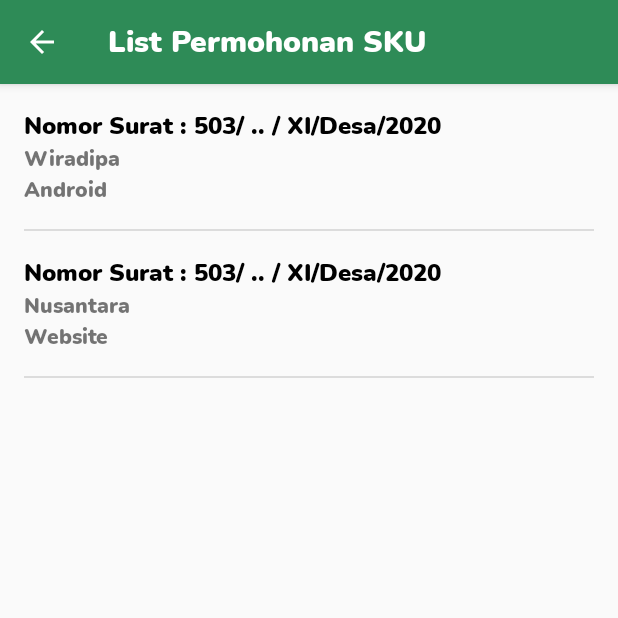
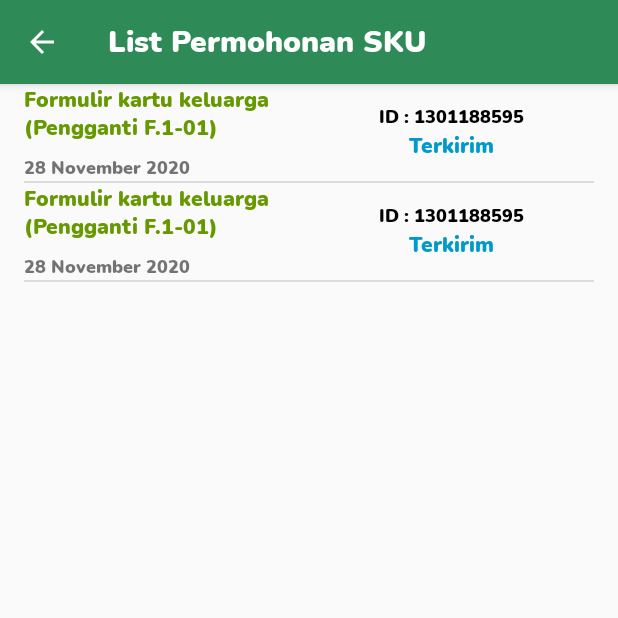
Before and after one commit to andhikaeffendy/Kadesa, an Android app: the PermohonanSkuActivity screen opened directly, with no data from a screen before it, on a phone screen of 412 x 824 dp, the top half of it. Run offline under Robolectric (Android 15) with nearby library versions, the phone set to English and light mode, and no system bars.

Commit message:
detail sku update new

```diff
--- a/app/src/main/java/com/example/kadesa/PermohonanSkuActivity.java
+++ b/app/src/main/java/com/example/kadesa/PermohonanSkuActivity.java
@@ -31,8 +31,8 @@ public class PermohonanSkuActivity extends AppCompatActivity {
         listView = findViewById(R.id.listview);
 
         permohonanSkuAdapter = new PermohonanSkuAdapter(this, permohonanSkuArrayList);
-        permohonanSkuArrayList.add(new PermohonanSku("Nomor Surat : 503/ .. / XI/Desa/2020", "Wiradipa", "Android"));
-        permohonanSkuArrayList.add(new PermohonanSku("Nomor Surat : 503/ .. / XI/Desa/2020", "Nusantara", "Website"));
+        permohonanSkuArrayList.add(new PermohonanSku("Formulir kartu keluarga (Pengganti F.1-01)", "28 November 2020", "ID : 1301188595", "Terkirim"));
+        permohonanSkuArrayList.add(new PermohonanSku("Formulir kartu keluarga (Pengganti F.1-01)", "28 November 2020", "ID : 1301188595", "Terkirim"));
 
         listView.setAdapter(permohonanSkuAdapter);
         listView.setOnItemClickListener(new AdapterView.OnItemClickListener() {
--- a/app/src/main/java/com/example/kadesa/helper/adapter/PermohonanSkuAdapter.java
+++ b/app/src/main/java/com/example/kadesa/helper/adapter/PermohonanSkuAdapter.java
@@ -28,13 +28,15 @@ public class PermohonanSkuAdapter extends ArrayAdapter<PermohonanSku> {
             convertView = LayoutInflater.from(getContext()).inflate(R.layout.activity_permohonan_sku, parent,false);
 
         PermohonanSku current = getItem(position);
-        TextView nomorSurat = (TextView) convertView.findViewById(R.id.tv_nomorSurat);
-        TextView namaPerusahaan = (TextView) convertView.findViewById(R.id.tv_namaPerusahaan);
-        TextView bidangUsaha = (TextView) convertView.findViewById(R.id.tv_bidangUsaha);
+        TextView formulirKK = (TextView) convertView.findViewById(R.id.tv_formulirKartuKeluarga);
+        TextView tanggal = (TextView) convertView.findViewById(R.id.tv_tanggal);
+        TextView idSurat = (TextView) convertView.findViewById(R.id.tv_idSurat);
+        TextView status = (TextView) convertView.findViewById(R.id.tv_statusSurat);
 
-        nomorSurat.setText(current.getmNomorSurat());
-        namaPerusahaan.setText(current.getmNamaPerusahaan());
-        bidangUsaha.setText(current.getmBidangUsaha());
+        formulirKK.setText(current.getmFormulirKK());
+        tanggal.setText(current.getmTanggal());
+        idSurat.setText(current.getmIdSurat());
+        status.setText(current.getmStatus());
 
         return convertView;
     }
--- a/app/src/main/java/com/example/kadesa/model/PermohonanSku.java
+++ b/app/src/main/java/com/example/kadesa/model/PermohonanSku.java
@@ -2,35 +2,44 @@ package com.example.kadesa.model;
 
 public class PermohonanSku {
 
-    String mNomorSurat, mNamaPerusahaan, mBidangUsaha;
+    String mFormulirKK, mTanggal, mIdSurat, mStatus;
 
-    public PermohonanSku(String mNomorSurat, String mNamaPerusahaan, String mBidangUsaha) {
-        this.mNomorSurat = mNomorSurat;
-        this.mNamaPerusahaan = mNamaPerusahaan;
-        this.mBidangUsaha = mBidangUsaha;
+    public PermohonanSku(String mFormulirKK, String mTanggal, String mIdSurat, String mStatus) {
+        this.mFormulirKK = mFormulirKK;
+        this.mTanggal = mTanggal;
+        this.mIdSurat = mIdSurat;
+        this.mStatus = mStatus;
     }
 
-    public String getmNomorSurat() {
-        return mNomorSurat;
+    public String getmFormulirKK() {
+        return mFormulirKK;
     }
 
-    public void setmNomorSurat(String mNomorSurat) {
-        this.mNomorSurat = mNomorSurat;
+    public void setmFormulirKK(String mFormulirKK) {
+        this.mFormulirKK = mFormulirKK;
     }
 
-    public String getmNamaPerusahaan() {
-        return mNamaPerusahaan;
+    public String getmTanggal() {
+        return mTanggal;
     }
 
-    public void setmNamaPerusahaan(String mNamaPerusahaan) {
-        this.mNamaPerusahaan = mNamaPerusahaan;
+    public void setmTanggal(String mTanggal) {
+        this.mTanggal = mTanggal;
     }
 
-    public String getmBidangUsaha() {
-        return mBidangUsaha;
+    public String getmIdSurat() {
+        return mIdSurat;
     }
 
-    public void setmBidangUsaha(String mBidangUsaha) {
-        this.mBidangUsaha = mBidangUsaha;
+    public void setmIdSurat(String mIdSurat) {
+        this.mIdSurat = mIdSurat;
+    }
+
+    public String getmStatus() {
+        return mStatus;
+    }
+
+    public void setmStatus(String mStatus) {
+        this.mStatus = mStatus;
     }
 }
--- a/app/src/main/res/layout/activity_permohonan_sku.xml
+++ b/app/src/main/res/layout/activity_permohonan_sku.xml
@@ -3,35 +3,61 @@
     xmlns:app="http://schemas.android.com/apk/res-auto"
     xmlns:tools="http://schemas.android.com/tools"
     android:layout_width="match_parent"
-    android:layout_height="match_parent"
-    android:orientation="vertical"
+    android:layout_height="wrap_content"
+    android:orientation="horizontal"
     android:layout_marginLeft="16dp"
     android:layout_marginRight="16dp"
     tools:context=".PermohonanSkuActivity">
 
-    <TextView
-        android:id="@+id/tv_nomorSurat"
+    <LinearLayout
         android:layout_width="match_parent"
         android:layout_height="wrap_content"
-        android:text="Nomor Surat : 503/ .. / XI/Desa/2020"
-        android:textSize="16sp"
-        android:textStyle="bold"
-        android:textColor="@android:color/black"
-        android:layout_marginTop="16dp"/>
+        android:orientation="vertical"
+        android:layout_weight="1">
 
         <TextView
-        android:id="@+id/tv_namaPerusahaan"
+            android:id="@+id/tv_formulirKartuKeluarga"
             android:layout_width="match_parent"
             android:layout_height="wrap_content"
+            android:text="@string/formulir"
             android:textSize="14sp"
-        android:text="Toko Mas Barokah"/>
+            android:textColor="@android:color/holo_green_dark"/>
 
         <TextView
-        android:id="@+id/tv_bidangUsaha"
+            android:id="@+id/tv_tanggal"
             android:layout_width="match_parent"
             android:layout_height="wrap_content"
-        android:textSize="14sp"
-        android:text="Jual Beli Perhiasan"
-        android:layout_marginBottom="16dp"/>
+            android:text="28 November 2020"
+            android:textSize="12sp"
+            android:layout_marginTop="8dp"/>
 
     </LinearLayout>
+
+    <LinearLayout
+        android:layout_width="match_parent"
+        android:layout_height="match_parent"
+        android:orientation="vertical"
+        android:gravity="center"
+        android:layout_weight="1">
+
+        <TextView
+            android:id="@+id/tv_idSurat"
+            android:layout_width="match_parent"
+            android:layout_height="wrap_content"
+            android:textAlignment="center"
+            android:text="ID : 1301188595"
+            android:textSize="12sp"
+            android:textColor="@android:color/black"/>
+
+        <TextView
+            android:id="@+id/tv_statusSurat"
+            android:layout_width="match_parent"
+            android:layout_height="wrap_content"
+            android:text="Terkirim"
+            android:textSize="14sp"
+            android:textAlignment="center"
+            android:textColor="@android:color/holo_blue_dark"/>
+
+    </LinearLayout>
+
+</LinearLayout>
--- a/app/src/main/res/values/strings.xml
+++ b/app/src/main/res/values/strings.xml
@@ -17,4 +17,5 @@
     <string name="nomor_surat">Nomor Surat : 503/ .. / XI/Desa/2020</string>
     <string name="keterangan_usaha">Berdasarkan keterangan yang bersangkutan serta sepengetahuan kami benar bahwa orang tersebut di atas mempunyai usaha di bidang :</string>
     <string name="surat_keterangan">Demikian surat keterangan ini kami buat atas dasar yang sebenarnya agar yang berkepentingan mengetahui dan maklum adanya serta untuk dipergunakan sebagaimana mestinya</string>
+    <string name="formulir">Formulir Kartu Keluarga (Pengganti F-1.01)</string>
 </resources>
```
Also changed, not shown: app/src/main/java/com/example/kadesa/FormPermohonanSkuActivity.java (+0 -19 lines), app/src/main/java/com/example/kadesa/ui/pelayanan/PelayananFragment.java (+13 -0 lines), app/src/main/res/layout/fragment_pelayanan.xml (+15 -0 lines). Lines whose indentation alone changed are shown as unchanged.
